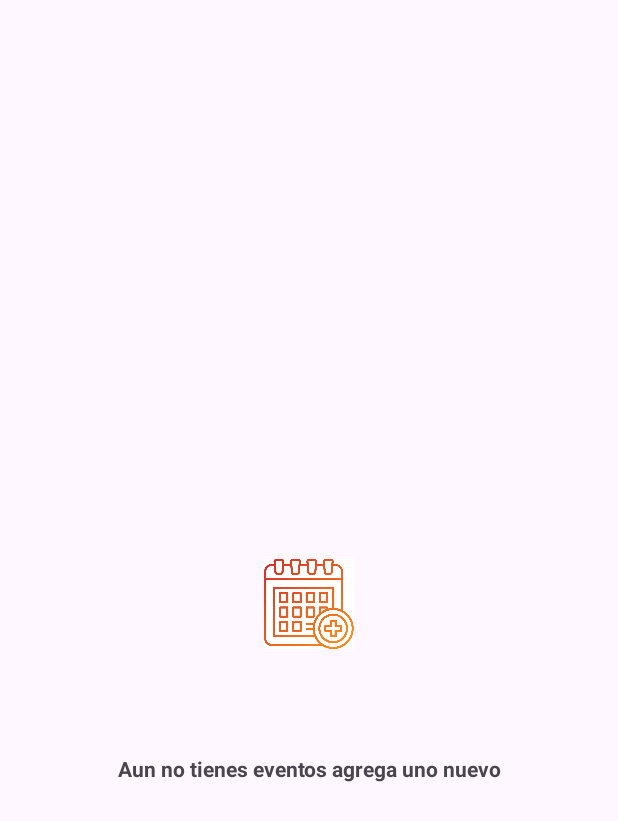
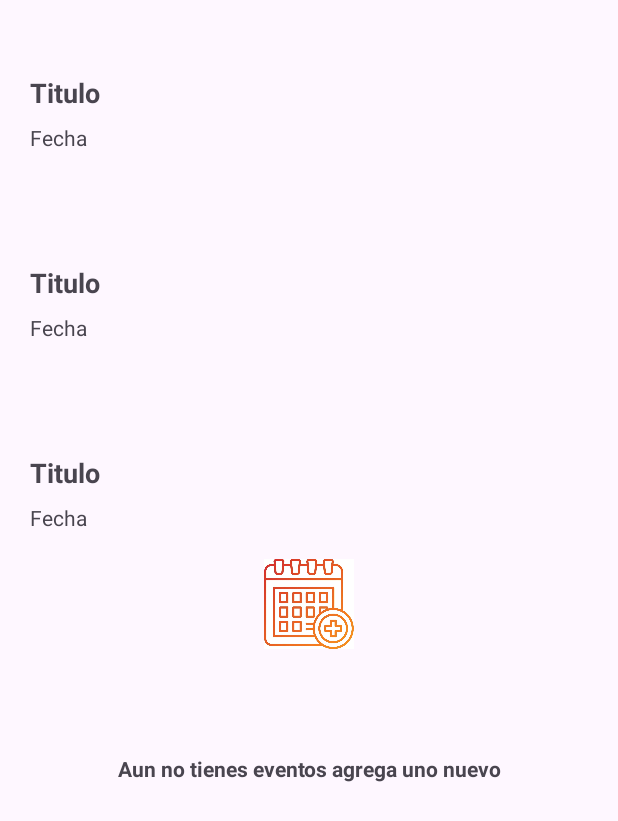
Before and after one commit to LuisAlbertoBautista/pruebaTecnica, an Android app: the layout activity_main.xml on its own in the app's theme, with its tools: preview values and no code run, on a phone screen of 412 x 824 dp. Shown: the top 821 px of the screen. Run offline under Robolectric (Android 15) with nearby library versions, the phone set to English and light mode, and no system bars.

```diff
--- a/app/src/main/AndroidManifest.xml
+++ b/app/src/main/AndroidManifest.xml
@@ -4,6 +4,7 @@
     <uses-permission android:name="android.permission.ACCESS_FINE_LOCATION" />
     <uses-permission android:name="android.permission.ACCESS_COARSE_LOCATION" />
     <application
+        android:name=".BaseApplication"
         android:allowBackup="true"
         android:dataExtractionRules="@xml/data_extraction_rules"
         android:fullBackupContent="@xml/backup_rules"
@@ -17,7 +18,7 @@
             android:name=".ui.CreateEvent"
             android:exported="false" />
         <activity
-            android:name=".MainActivity"
+            android:name=".ui.MainActivity"
             android:exported="true">
             <intent-filter>
                 <action android:name="android.intent.action.MAIN" />
--- a/app/src/main/java/com/example/pruebatecnicaapp/viewmodels/MainActivityViewModel.kt
+++ b/app/src/main/java/com/example/pruebatecnicaapp/ui/viewmodels/MainActivityViewModel.kt
@@ -1,4 +1,4 @@
-package com.example.pruebatecnicaapp.viewmodels
+package com.example.pruebatecnicaapp.ui.viewmodels
 
 import android.location.Location
 import androidx.lifecycle.MutableLiveData
--- a/app/src/main/res/layout/activity_create_event.xml
+++ b/app/src/main/res/layout/activity_create_event.xml
@@ -17,7 +17,7 @@
 
 
     <EditText
-        android:id="@+id/editTextUbicacion"
+        android:id="@+id/editTextDescripcion"
         android:layout_width="match_parent"
         android:layout_height="wrap_content"
         android:hint="Descripcion del evento"
--- a/app/src/main/res/layout/activity_main.xml
+++ b/app/src/main/res/layout/activity_main.xml
@@ -4,7 +4,7 @@
     xmlns:tools="http://schemas.android.com/tools"
     android:layout_width="match_parent"
     android:layout_height="match_parent"
-    tools:context=".MainActivity">
+    tools:context=".ui.MainActivity">
 
     <LinearLayout
         android:id="@+id/ly_not_found_events"
@@ -17,6 +17,7 @@
         android:orientation="vertical"
         android:gravity="center">
         <ImageView
+            android:id="@+id/img_add_event"
             android:layout_width="200dp"
             android:layout_height="200dp"
             android:scaleX=".3"
@@ -30,18 +31,23 @@
     </LinearLayout>
 
     <LinearLayout
+        android:id="@+id/ly_principal"
         android:layout_width="match_parent"
         android:layout_height="match_parent"
         android:orientation="vertical"
-        android:padding="10dp">
+        android:padding="10dp"
+        >
         <TextView
             android:id="@+id/tv_ubicacion"
             android:layout_width="wrap_content"
             android:layout_height="wrap_content"
             android:layout_marginBottom="10dp"/>
         <androidx.recyclerview.widget.RecyclerView
+            android:id="@+id/recyclerview"
             android:layout_width="match_parent"
-            android:layout_height="match_parent"/>
+            android:layout_height="match_parent"
+            tools:listitem="@layout/item_evento"
+            app:layoutManager="androidx.recyclerview.widget.LinearLayoutManager"/>
     </LinearLayout>
 
 </androidx.constraintlayout.widget.ConstraintLayout>
--- /dev/null
+++ b/app/src/main/res/layout/item_evento.xml
@@ -0,0 +1,35 @@
+<?xml version="1.0" encoding="utf-8"?>
+<LinearLayout xmlns:android="http://schemas.android.com/apk/res/android"
+    android:layout_height="wrap_content"
+    android:layout_width="match_parent"
+    android:padding="10dp"
+    android:orientation="vertical">
+    <TextView
+        android:id="@+id/nombreTextView"
+        android:layout_width="wrap_content"
+        android:layout_height="wrap_content"
+        android:textSize="18sp"
+        android:textStyle="bold"
+        android:text="Titulo"/>
+
+    <TextView
+        android:id="@+id/fechaTextView"
+        android:layout_width="wrap_content"
+        android:layout_height="wrap_content"
+        android:layout_marginTop="8dp"
+        android:textSize="14sp"
+        android:text="Fecha"/>
+
+    <TextView
+        android:id="@+id/descripcionTextView"
+        android:layout_width="wrap_content"
+        android:layout_height="wrap_content"
+        android:layout_marginTop="8dp"
+        android:textSize="14sp" />
+    <TextView
+        android:id="@+id/statusTextview"
+        android:layout_width="wrap_content"
+        android:layout_height="wrap_content"
+        android:layout_marginTop="8dp"
+        android:textSize="14sp"/>
+</LinearLayout>
--- a/app/src/main/res/values-night/themes.xml
+++ /dev/null
@@ -1,7 +0,0 @@
-<resources xmlns:tools="http://schemas.android.com/tools">
-    <!-- Base application theme. -->
-    <style name="Base.Theme.PruebaTecnicaApp" parent="Theme.Material3.DayNight.NoActionBar">
-        <!-- Customize your dark theme here. -->
-        <!-- <item name="colorPrimary">@color/my_dark_primary</item> -->
-    </style>
-</resources>
--- a/app/src/main/res/values/themes.xml
+++ b/app/src/main/res/values/themes.xml
@@ -1,6 +1,6 @@
 <resources xmlns:tools="http://schemas.android.com/tools">
     <!-- Base application theme. -->
-    <style name="Base.Theme.PruebaTecnicaApp" parent="Theme.Material3.DayNight.NoActionBar">
+    <style name="Base.Theme.PruebaTecnicaApp" parent="Theme.Material3.Light.NoActionBar">
         <!-- Customize your light theme here. -->
         <!-- <item name="colorPrimary">@color/my_light_primary</item> -->
     </style>
```
Also changed, not shown: app/build.gradle (+16 -3 lines), app/src/main/java/com/example/pruebatecnicaapp/BaseApplication.kt (added, +11 -0 lines), app/src/main/java/com/example/pruebatecnicaapp/adapters/EventoAdapter.kt (added, +36 -0 lines), app/src/main/java/com/example/pruebatecnicaapp/db/AppDataBase.kt (added, +9 -0 lines), app/src/main/java/com/example/pruebatecnicaapp/db/Evento.kt (added, +15 -0 lines), app/src/main/java/com/example/pruebatecnicaapp/db/EventoDAO.kt (added, +13 -0 lines), app/src/main/java/com/example/pruebatecnicaapp/di/AppModule.kt (added, +25 -0 lines), app/src/main/java/com/example/pruebatecnicaapp/ui/CreateEvent.kt (+30 -5 lines), app/src/main/java/com/example/pruebatecnicaapp/ui/MainActivity.kt (renamed from app/src/main/java/com/example/pruebatecnicaapp/MainActivity.kt, +37 -2 lines), build.gradle (+17 -1 lines).
